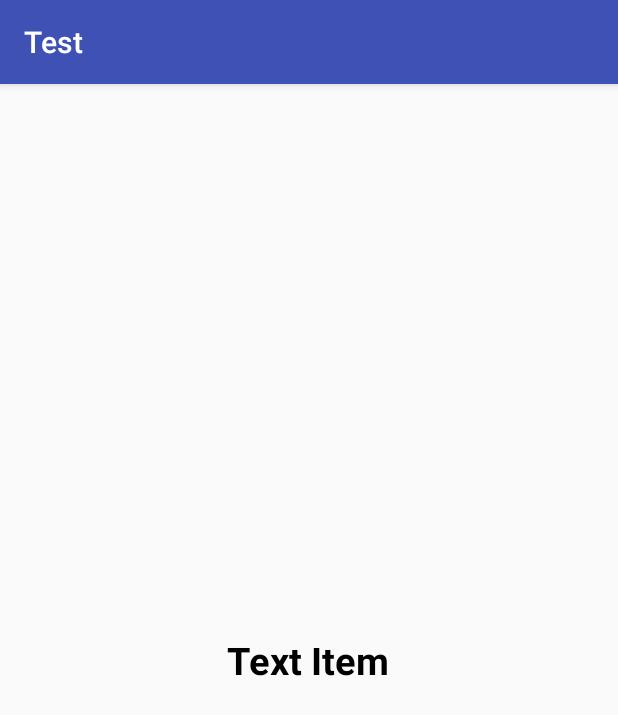
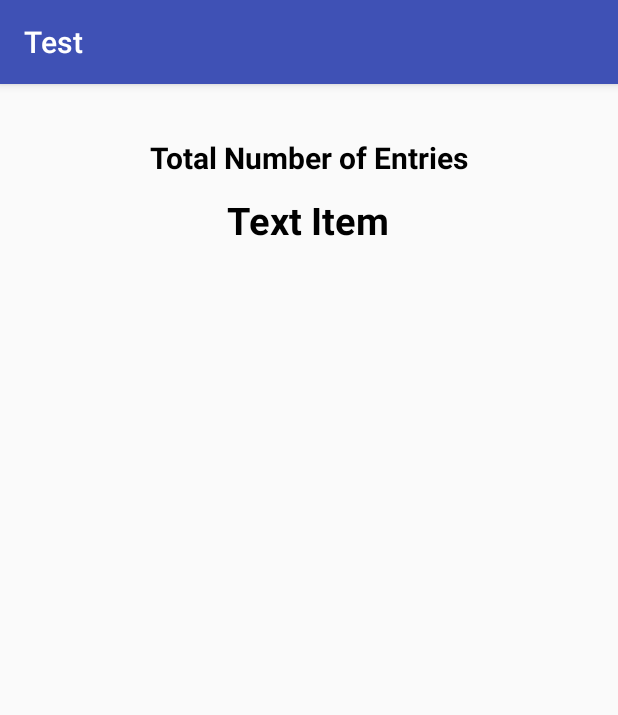
Before and after one commit to priyanka592/Test, an Android app: the screen it shows after launch (MainActivity), on a phone screen of 412 x 824 dp. Shown: the top 715 px of the screen. Run offline under Robolectric (Android 15) with nearby library versions, the phone set to English and light mode, and no system bars; network calls fail.

Commit message:
UPDATE: Added textview

```diff
--- a/app/src/main/java/test/com/test/MainActivity.java
+++ b/app/src/main/java/test/com/test/MainActivity.java
@@ -14,14 +14,15 @@ import retrofit2.Response;
 
 public class MainActivity extends AppCompatActivity {
     List<ModelClass> listItems = new ArrayList<>();
-    TextView tvTextView;
+    TextView tvEntries,tvText;
 
     @Override
     protected void onCreate(Bundle savedInstanceState) {
         super.onCreate(savedInstanceState);
         setContentView(R.layout.activity_main);
 
-        tvTextView = (TextView)findViewById(R.id.tvTextView);
+        tvText=(TextView)findViewById(R.id.tvText);
+        tvEntries = (TextView)findViewById(R.id.tvEntries);
 
         getItems();
 
@@ -37,11 +38,9 @@ public class MainActivity extends AppCompatActivity {
                 if(response.isSuccessful()){
                     listItems.addAll(response.body());
                     Log.e("MainActivity", "email list size:" + listItems.size());
-                    tvTextView.setText(String.valueOf(listItems.size()));
-
+                    tvEntries.setText(String.valueOf(listItems.size()));
                 }
             }
-
             @Override
             public void onFailure(Call<List<ModelClass>> call, Throwable t) {
 
--- a/app/src/main/res/layout/activity_main.xml
+++ b/app/src/main/res/layout/activity_main.xml
@@ -7,14 +7,27 @@
     tools:context="test.com.test.MainActivity">
 
     <TextView
-        android:id="@+id/tvTextView"
+        android:id="@+id/tvText"
         android:layout_width="wrap_content"
         android:layout_height="wrap_content"
+        android:text="Total Number of Entries"
+        android:layout_marginTop="30dp"
+        android:textSize="20dp"
+        android:padding="5dp"
+        android:textColor="#000000"
+        android:textStyle="bold"
+        android:layout_centerHorizontal="true"/>
+
+    <TextView
+        android:id="@+id/tvEntries"
+        android:layout_width="wrap_content"
+        android:layout_height="wrap_content"
+        android:layout_below="@+id/tvText"
         android:text="Text Item"
         android:textSize="25dp"
         android:padding="5dp"
         android:textColor="#000000"
         android:textStyle="bold"
-        android:layout_centerInParent="true"/>
+        android:layout_centerHorizontal="true"/>
 
 </RelativeLayout>
```
